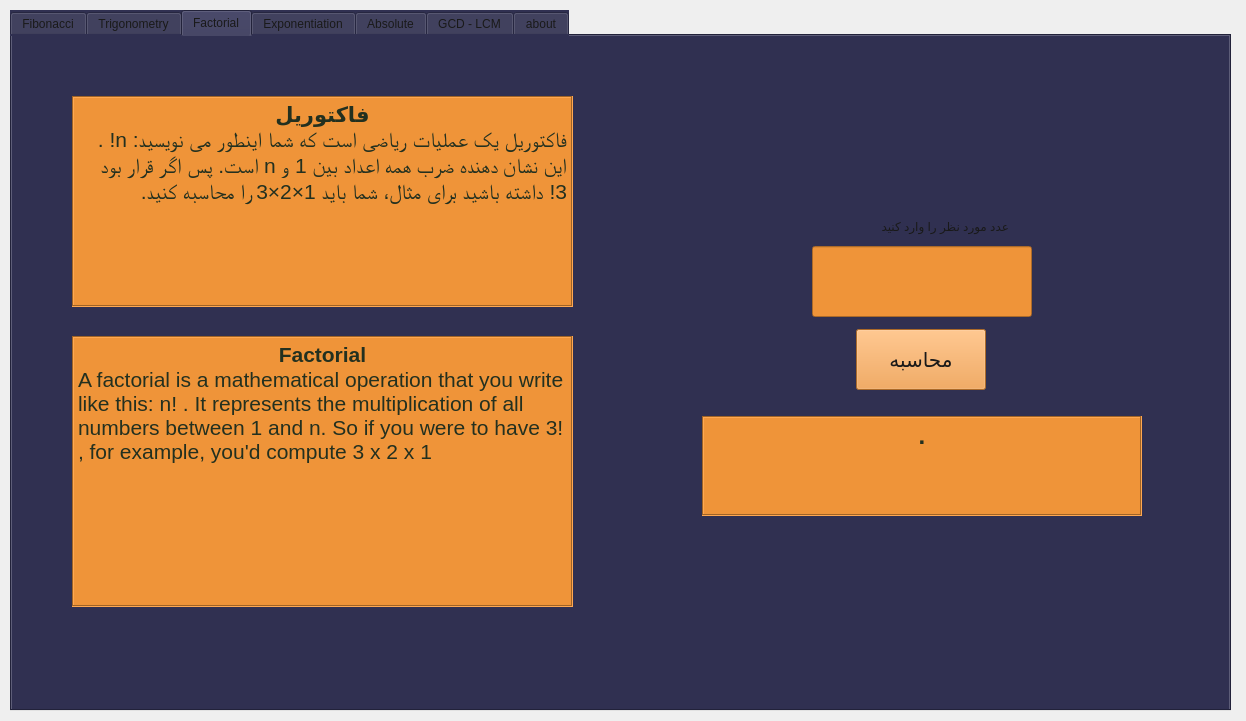
The window that dtim.ui (M2007Taha/Pithon) describes before a commit, drawn with Qt 5.
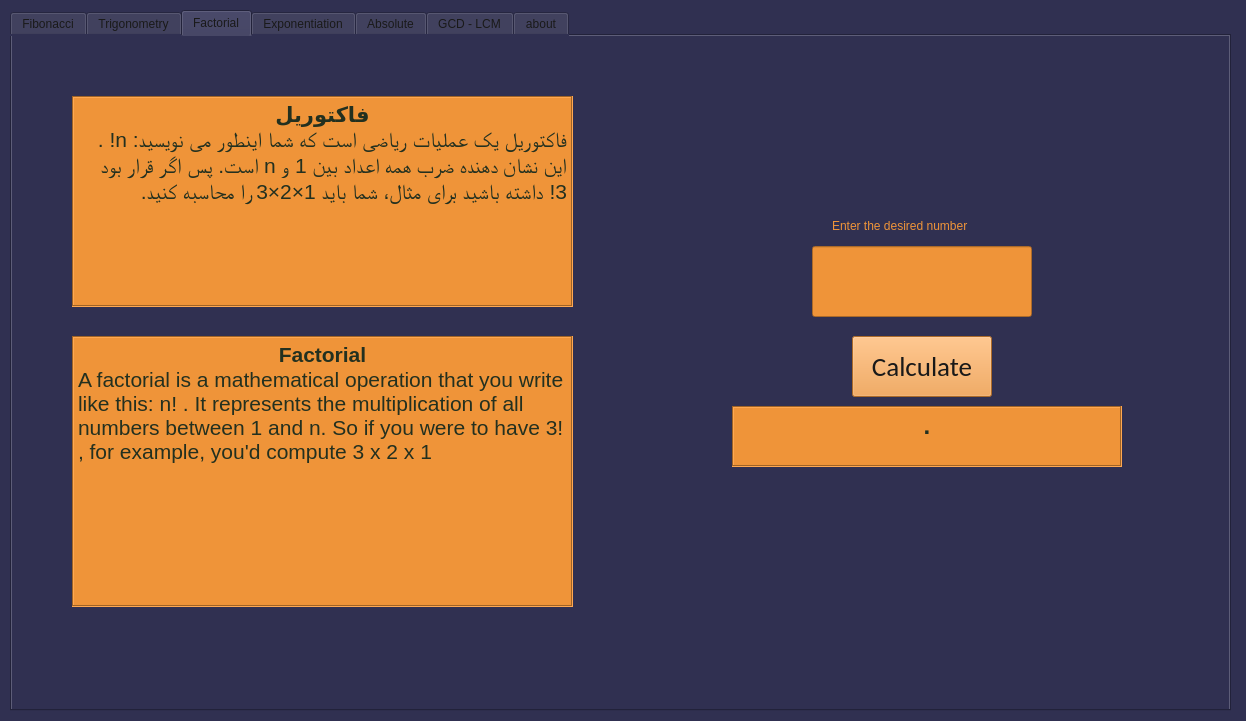
The same window after the commit. The open tabs and pages were chosen to show the change.

What changed in the file:
```diff
--- a/dtim.ui
+++ b/dtim.ui
@@ -18,7 +18,7 @@
   </property>
   <widget class="QWidget" name="centralwidget">
    <property name="styleSheet">
-    <string notr="true">background-color:&quot;#191919&quot;;</string>
+    <string notr="true">background-color:#303051;</string>
    </property>
    <widget class="QTabWidget" name="main_tabs">
     <property name="geometry">
@@ -357,32 +357,6 @@
      <attribute name="title">
       <string>Factorial</string>
      </attribute>
-     <widget class="QPushButton" name="factorial_button">
-      <property name="geometry">
-       <rect>
-        <x>844</x>
-        <y>293</y>
-        <width>130</width>
-        <height>61</height>
-       </rect>
-      </property>
-      <property name="font">
-       <font>
-        <family>B Titr</family>
-        <pointsize>15</pointsize>
-        <kerning>true</kerning>
-       </font>
-      </property>
-      <property name="cursor">
-       <cursorShape>PointingHandCursor</cursorShape>
-      </property>
-      <property name="styleSheet">
-       <string notr="true">background-color:#ef9439;</string>
-      </property>
-      <property name="text">
-       <string>محاسبه</string>
-      </property>
-     </widget>
      <widget class="QTextBrowser" name="factorial_fa">
       <property name="geometry">
        <rect>
@@ -412,10 +386,10 @@
      <widget class="QTextBrowser" name="factorial_out">
       <property name="geometry">
        <rect>
-        <x>690</x>
-        <y>380</y>
-        <width>440</width>
-        <height>100</height>
+        <x>720</x>
+        <y>370</y>
+        <width>390</width>
+        <height>61</height>
        </rect>
       </property>
       <property name="styleSheet">
@@ -435,22 +409,6 @@
 &lt;p align=&quot;center&quot; style=&quot; margin-top:0px; margin-bottom:0px; margin-left:0px; margin-right:0px; -qt-block-indent:0; text-indent:0px;&quot;&gt;&lt;span style=&quot; font-family:'B Roya'; font-size:18pt; font-weight:600;&quot;&gt;.&lt;/span&gt;&lt;/p&gt;&lt;/body&gt;&lt;/html&gt;</string>
       </property>
      </widget>
-     <widget class="QLabel" name="factorial_label">
-      <property name="geometry">
-       <rect>
-        <x>807</x>
-        <y>170</y>
-        <width>200</width>
-        <height>40</height>
-       </rect>
-      </property>
-      <property name="styleSheet">
-       <string notr="true">font: 75 12pt &quot;B Titr&quot;;</string>
-      </property>
-      <property name="text">
-       <string>   عدد مورد نظر را وارد کنید</string>
-      </property>
-     </widget>
      <widget class="QTextBrowser" name="factorial_en">
       <property name="geometry">
        <rect>
@@ -501,6 +459,54 @@
        <bool>true</bool>
       </property>
      </widget>
+     <widget class="QLabel" name="factorial_label_2">
+      <property name="geometry">
+       <rect>
+        <x>820</x>
+        <y>170</y>
+        <width>210</width>
+        <height>40</height>
+       </rect>
+      </property>
+      <property name="styleSheet">
+       <string notr="true">color:#ef9439;
+font: 13pt &quot;Calibri&quot;;</string>
+      </property>
+      <property name="text">
+       <string>Enter the desired number</string>
+      </property>
+     </widget>
+     <widget class="QPushButton" name="factorial_button">
+      <property name="geometry">
+       <rect>
+        <x>840</x>
+        <y>300</y>
+        <width>140</width>
+        <height>61</height>
+       </rect>
+      </property>
+      <property name="font">
+       <font>
+        <family>Calibri</family>
+        <pointsize>20</pointsize>
+        <weight>50</weight>
+        <italic>false</italic>
+        <bold>false</bold>
+        <kerning>true</kerning>
+       </font>
+      </property>
+      <property name="cursor">
+       <cursorShape>PointingHandCursor</cursorShape>
+      </property>
+      <property name="styleSheet">
+       <string notr="true">background-color:#ef9439;
+font:  20pt &quot;Calibri&quot;;
+</string>
+      </property>
+      <property name="text">
+       <string>Calculate</string>
+      </property>
+     </widget>
     </widget>
     <widget class="QWidget" name="exponentiation">
      <attribute name="title">
```
Left out of the diff: 342 changed lines with no effect on the pictures.
